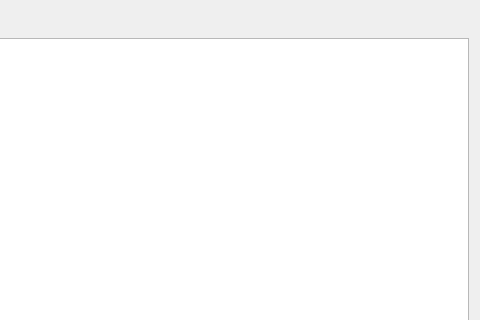
Old version of the form src/IDiaryEdit.ui in the repository ntruchsess/QLandkarteGT; both pictures show x 94 to 574 and y 0 to 320 of the 574 by 511 pixel window.
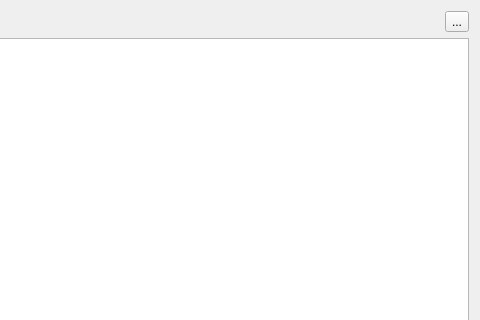
New version of the form.

Commit message: add printing of diary and clean up code

```diff
--- a/src/IDiaryEdit.ui
+++ b/src/IDiaryEdit.ui
@@ -53,6 +53,13 @@
        </property>
       </spacer>
      </item>
+     <item row="0" column="4">
+      <widget class="QToolButton" name="toolExit">
+       <property name="text">
+        <string>...</string>
+       </property>
+      </widget>
+     </item>
     </layout>
    </item>
    <item>
```
The commit also changes 13 other files.
